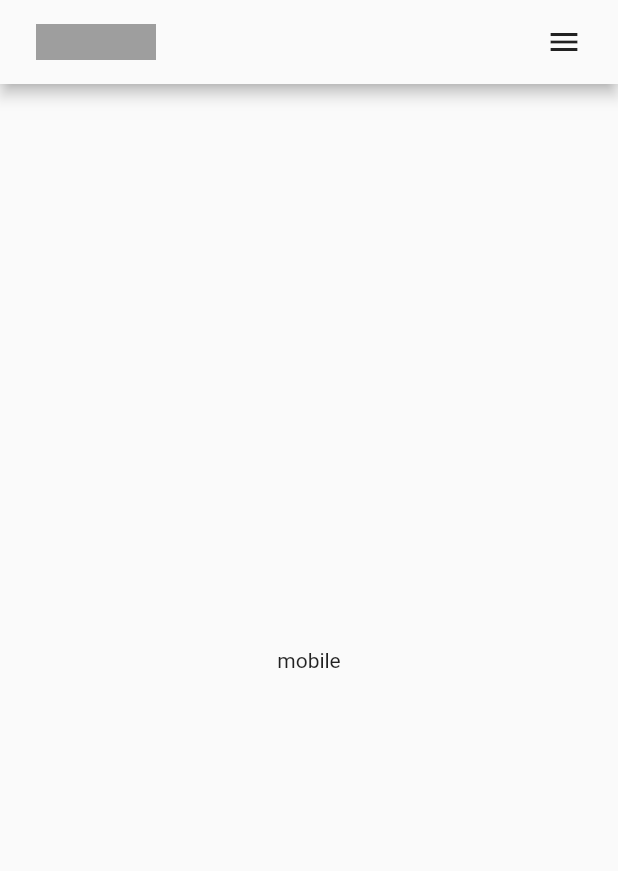
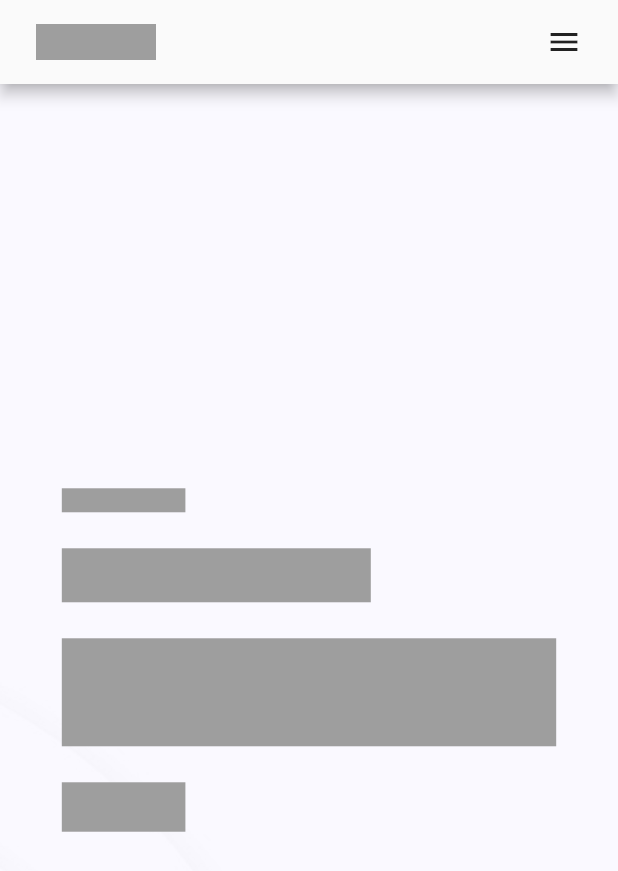
Before and after one commit to sushmoyr/portfolio, a Flutter app: the screen it shows after launch, on a phone screen of 412 x 824 dp. Shown: the top 871 px of the screen. Run offline on Flutter 3.47's test engine with Material 2 defaults, Android fonts, the phone set to English and light mode, and no system bars.

Commit message:
welcome page placeholder

```diff
--- a/lib/main.dart
+++ b/lib/main.dart
@@ -18,7 +18,7 @@
       theme: ThemeData(
         primarySwatch: Colors.blue,
       ),
-      home: const ResponsiveWidget(
+      home: ResponsiveWidget(
         child: RootScreen(),
       ),
     );
--- a/lib/ui/components/components.dart
+++ b/lib/ui/components/components.dart
@@ -1,3 +1,5 @@
 library components;
 
 export './responsive_appbar.dart';
+export './welcome_page_picture.dart';
+export './welcome_page_slogan.dart';
--- /dev/null
+++ b/lib/ui/components/welcome_page_picture.dart
@@ -0,0 +1,18 @@
+import 'package:flutter/material.dart';
+import 'package:portfolio/ui/widgets/responsive.dart';
+import 'package:portfolio/utils/constants.dart';
+
+class WelcomePagePicture extends StatelessWidget {
+  const WelcomePagePicture({Key? key}) : super(key: key);
+
+  @override
+  Widget build(BuildContext context) {
+    return FractionallySizedBox(
+      widthFactor: 0.8,
+      heightFactor: 0.8,
+      child: Container(
+        color: kPlaceHolderColor,
+      ),
+    );
+  }
+}
--- /dev/null
+++ b/lib/ui/components/welcome_page_slogan.dart
@@ -0,0 +1,31 @@
+import 'package:flutter/material.dart';
+import 'package:portfolio/utils/constants.dart';
+
+class WelcomePageSlogan extends StatelessWidget {
+  const WelcomePageSlogan({Key? key}) : super(key: key);
+
+  @override
+  Widget build(BuildContext context) {
+    return LayoutBuilder(builder: (context, size) {
+      return Center(
+        child: Padding(
+          padding: EdgeInsets.symmetric(horizontal: 16),
+          child: Column(
+            mainAxisSize: MainAxisSize.max,
+            crossAxisAlignment: CrossAxisAlignment.start,
+            mainAxisAlignment: MainAxisAlignment.center,
+            children: [
+              placeHolder(size.maxWidth * 0.2, 16),
+              defaultVerticalSpace,
+              placeHolder(size.maxWidth * 0.5, 36),
+              defaultVerticalSpace,
+              placeHolder(size.maxWidth * 0.8, 72),
+              defaultVerticalSpace,
+              placeHolder(size.maxWidth * 0.2, size.maxWidth * 0.2 * 0.4),
+            ],
+          ),
+        ),
+      );
+    });
+  }
+}
--- /dev/null
+++ b/lib/ui/pages/about_page.dart
@@ -0,0 +1,18 @@
+import 'package:flutter/material.dart';
+import 'package:portfolio/ui/widgets/widgets.dart';
+
+class AboutPage extends StatelessWidget {
+  const AboutPage({Key? key}) : super(key: key);
+
+  @override
+  Widget build(BuildContext context) {
+    print('About page');
+    return SizedBox(
+      width: MediaQuery.of(context).size.width,
+      height: ResponsiveWidget.of(context).preferredHeight - kToolbarHeight,
+      child: Container(
+        color: Colors.greenAccent,
+      ),
+    );
+  }
+}
--- /dev/null
+++ b/lib/ui/pages/pages.dart
@@ -0,0 +1,6 @@
+library pages;
+
+export './about_page.dart';
+export './contact_page.dart';
+export './services_page.dart';
+export './welcome_page.dart';
--- /dev/null
+++ b/lib/ui/pages/services_page.dart
@@ -0,0 +1,18 @@
+import 'package:flutter/material.dart';
+import 'package:portfolio/ui/widgets/widgets.dart';
+
+class ServicesPage extends StatelessWidget {
+  const ServicesPage({Key? key}) : super(key: key);
+
+  @override
+  Widget build(BuildContext context) {
+    print('Services page');
+    return SizedBox(
+      width: MediaQuery.of(context).size.width,
+      height: ResponsiveWidget.of(context).preferredHeight - kToolbarHeight,
+      child: Container(
+        color: Colors.orangeAccent,
+      ),
+    );
+  }
+}
--- /dev/null
+++ b/lib/ui/pages/welcome_page.dart
@@ -0,0 +1,36 @@
+import 'package:flutter/material.dart';
+import 'package:portfolio/ui/components/components.dart';
+import 'package:portfolio/ui/widgets/widgets.dart';
+
+class WelcomePage extends StatelessWidget {
+  const WelcomePage({Key? key}) : super(key: key);
+
+  @override
+  Widget build(BuildContext context) {
+    var responsiveData = ResponsiveWidget.of(context);
+    return Container(
+      width: MediaQuery.of(context).size.width,
+      height: responsiveData.preferredHeight - kToolbarHeight,
+      decoration: BoxDecoration(
+        image: DecorationImage(
+          image: AssetImage('assets/images/home-banner.jpg'),
+          fit: BoxFit.cover,
+        ),
+      ),
+      child: RowColumn(
+        axis: (responsiveData.isDesktop) ? Axis.horizontal : Axis.vertical,
+        children: [
+          (responsiveData.isMobile)
+              ? Container()
+              : Expanded(
+                  flex: 1,
+                  child: WelcomePagePicture(),
+                ),
+          Expanded(
+            child: WelcomePageSlogan(),
+          ),
+        ],
+      ),
+    );
+  }
+}
--- a/lib/ui/root_page.dart
+++ b/lib/ui/root_page.dart
@@ -1,14 +1,22 @@
 import 'package:flutter/material.dart';
+import 'package:portfolio/ui/pages/pages.dart';
 import 'package:portfolio/ui/widgets/widgets.dart';
 import 'package:portfolio/ui/components/components.dart';
 import 'package:portfolio/utils/constants.dart';
 
 class RootScreen extends StatelessWidget {
-  const RootScreen({Key? key}) : super(key: key);
+  RootScreen({Key? key}) : super(key: key);
+
+  final List<Widget> pages = [
+    WelcomePage(),
+    ServicesPage(),
+    AboutPage(),
+  ];
 
   @override
   Widget build(BuildContext context) {
     var deviceType = ResponsiveWidget.of(context).deviceType;
+    var ratioType = ResponsiveWidget.of(context).ratioType;
     return Scaffold(
       appBar: ResponsiveAppbar(
         destinations: [
@@ -23,8 +31,9 @@ class RootScreen extends StatelessWidget {
         actionItemSpacing: 16,
         onCollapsedActionClicked: () {},
       ),
-      body: Center(
-        child: Text(deviceType.name.toString()),
+      body: ListView.builder(
+        itemCount: pages.length,
+        itemBuilder: (context, index) => pages[index],
       ),
     );
   }
--- a/lib/ui/widgets/responsive.dart
+++ b/lib/ui/widgets/responsive.dart
@@ -18,8 +18,38 @@ class ResponsiveWidget extends StatelessWidget {
 
   @override
   Widget build(BuildContext context) {
+    //Calculate Preferred Size For Pages
+    var deviceType = _deviceType(context);
+    var ratioType = _ratioType(context);
+    var ratio = MediaQuery.of(context).size.aspectRatio;
+    var screenSize = MediaQuery.of(context).size;
+
+    var height;
+
+    if (deviceType == DeviceType.mobile) {
+      if (ratio <= RatioBreakPoints.mobileRatio) {
+        height = screenSize.height;
+      } else {
+        height = screenSize.width / RatioBreakPoints.mobileRatio;
+      }
+    } else if (deviceType == DeviceType.tab) {
+      if (ratio <= RatioBreakPoints.tabletRatio) {
+        height = screenSize.height;
+      } else {
+        height = screenSize.width / RatioBreakPoints.tabletRatio;
+      }
+    } else {
+      height = screenSize.height;
+    }
+
     return InheritedResponsiveWidget(
-        data: ResponsiveData(_deviceType(context)), child: child);
+        data: ResponsiveData(
+          deviceType,
+          ratioType,
+          ratio,
+          height,
+        ),
+        child: child);
   }
 
   DeviceType _deviceType(BuildContext context) {
@@ -45,6 +75,18 @@ class ResponsiveWidget extends StatelessWidget {
     }
   }
 
+  RatioType _ratioType(BuildContext context) {
+    Size size = MediaQuery.of(context).size;
+    double ratio = size.aspectRatio;
+    if (ratio <= RatioBreakPoints.mobileRatio) {
+      return RatioType.mobile;
+    } else if (ratio <= RatioBreakPoints.tabletRatio) {
+      return RatioType.tab;
+    } else {
+      return RatioType.desktop;
+    }
+  }
+
   static ResponsiveData of(BuildContext context) {
     final InheritedResponsiveWidget? data =
         context.dependOnInheritedWidgetOfExactType<InheritedResponsiveWidget>();
@@ -58,17 +100,43 @@ class ResponsiveWidget extends StatelessWidget {
 
 class ResponsiveData {
   final DeviceType deviceType;
+  final RatioType ratioType;
+  final double aspectRatio;
+  final double preferredHeight;
 
-  const ResponsiveData(this.deviceType);
+  const ResponsiveData(
+    this.deviceType,
+    this.ratioType,
+    this.aspectRatio,
+    this.preferredHeight,
+  );
 
   get isMobile => deviceType == DeviceType.mobile;
 
   get isDesktop => deviceType == DeviceType.desktop;
 
   get isTablet => deviceType == DeviceType.tab;
+
+  get isMobileRatio => ratioType == RatioType.mobile;
+
+  get isDesktopRatio => ratioType == RatioType.desktop;
+
+  get isTabletRatio => ratioType == RatioType.tab;
 }
 
 enum DeviceType { desktop, tab, mobile }
+
+enum RatioType { desktop, tab, mobile }
+
+class RatioBreakPoints {
+  static const mobileRatio = 0.65;
+  static const tabletRatio = 1.2;
+}
+
+class SizeBreakPoints {
+  static const mobileWidth = 640;
+  static const tabletWidth = 1007;
+}
 
 /*
 
--- /dev/null
+++ b/lib/ui/widgets/row_column.dart
@@ -0,0 +1,49 @@
+import 'package:flutter/material.dart';
+
+class RowColumn extends StatelessWidget {
+  const RowColumn({
+    Key? key,
+    required this.axis,
+    this.mainAxisAlignment = MainAxisAlignment.start,
+    this.crossAxisAlignment = CrossAxisAlignment.center,
+    this.mainAxisSize = MainAxisSize.max,
+    required this.children,
+    this.textDirection,
+    this.verticalDirection = VerticalDirection.down,
+    this.textBaseline,
+  }) : super(key: key);
+
+  final Axis axis;
+  final MainAxisAlignment mainAxisAlignment;
+  final CrossAxisAlignment crossAxisAlignment;
+  final MainAxisSize mainAxisSize;
+  final List<Widget> children;
+  final TextDirection? textDirection;
+  final VerticalDirection verticalDirection;
+  final TextBaseline? textBaseline;
+
+  @override
+  Widget build(BuildContext context) {
+    return (axis == Axis.horizontal)
+        ? Row(
+            key: key,
+            mainAxisAlignment: mainAxisAlignment,
+            mainAxisSize: mainAxisSize,
+            crossAxisAlignment: crossAxisAlignment,
+            children: children,
+            verticalDirection: verticalDirection,
+            textBaseline: textBaseline,
+            textDirection: textDirection,
+          )
+        : Column(
+            key: key,
+            mainAxisAlignment: mainAxisAlignment,
+            mainAxisSize: mainAxisSize,
+            crossAxisAlignment: crossAxisAlignment,
+            children: children,
+            verticalDirection: verticalDirection,
+            textBaseline: textBaseline,
+            textDirection: textDirection,
+          );
+  }
+}
--- a/lib/ui/widgets/widgets.dart
+++ b/lib/ui/widgets/widgets.dart
@@ -1,3 +1,4 @@
 library widgets;
 
 export './responsive.dart';
+export './row_column.dart';
--- a/lib/utils/constants.dart
+++ b/lib/utils/constants.dart
@@ -7,3 +7,9 @@
       height: height,
       color: kPlaceHolderColor,
     );
+
+Widget defaultVerticalSpace = SizedBox(
+  height: 24,
+);
+
+const Duration kDefaultOpacityDuration = Duration(milliseconds: 1000);
--- a/pubspec.yaml
+++ b/pubspec.yaml
@@ -58,8 +58,8 @@ flutter:
   uses-material-design: true
 
   # To add assets to your application, add an assets section, like this:
-  # assets:
-  #   - images/a_dot_burr.jpeg
+  assets:
+    - assets/images/
   #   - images/a_dot_ham.jpeg
 
   # An image asset can refer to one or more resolution-specific "variants", see
```
Also changed, not shown: assets/images/flutter_dev.png (added), assets/images/home-banner.jpg (added), lib/ui/pages/contact_page.dart (added).
